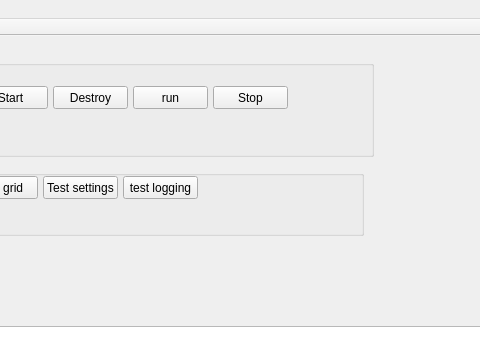
Above: SVDModel/SVDUI/mainwindow.ui from edfm-tum/SVD before the change; both pictures show x 237 to 717 and y 0 to 347 of the 853 by 583 pixel window. Below: the same form after it.
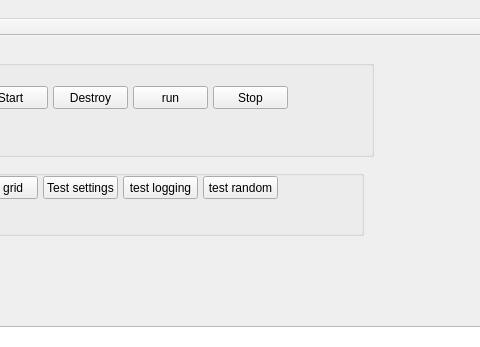
That is the form after the change.

Commit message: added random generator. this re-uses the interface functions from iLand but facilitates the new C++11 random functions. The basic random number generator is now a 64bit mersenne-twister. I did some benchmarking and using a distribution(generator) is 3 times slower than the generator()/ max_value. For now I go for speed (found no problems with accuracy).

```diff
--- a/SVDModel/SVDUI/mainwindow.ui
+++ b/SVDModel/SVDUI/mainwindow.ui
@@ -140,6 +140,19 @@
       <string>test logging</string>
      </property>
     </widget>
+    <widget class="QPushButton" name="pushButton_4">
+     <property name="geometry">
+      <rect>
+       <x>430</x>
+       <y>20</y>
+       <width>75</width>
+       <height>23</height>
+      </rect>
+     </property>
+     <property name="text">
+      <string>test random</string>
+     </property>
+    </widget>
    </widget>
   </widget>
   <widget class="QMenuBar" name="menuBar">
```
The commit also changes 8 other files.
